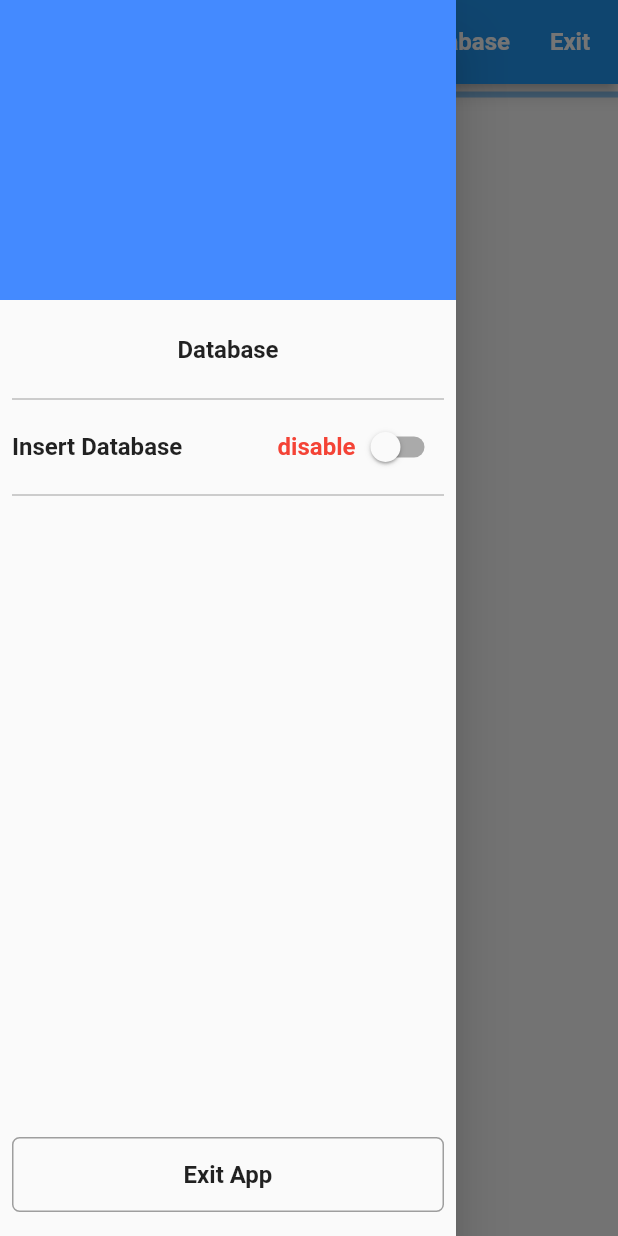
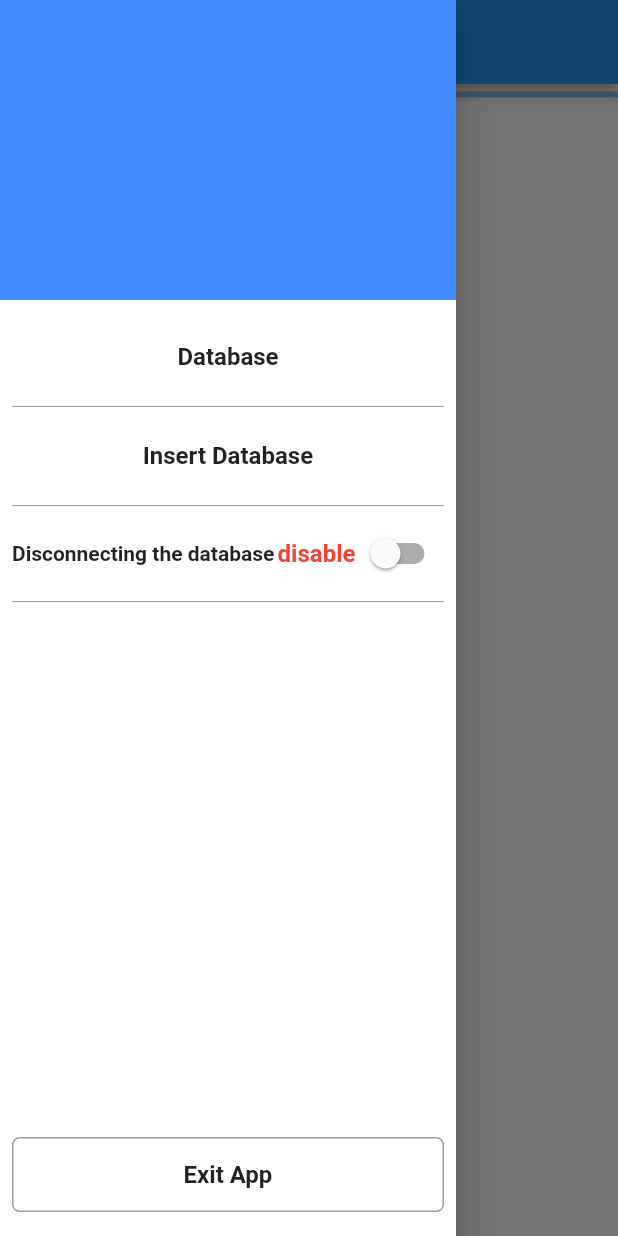
Before and after one commit to Mahmoudnabil98/Sms_app, a Flutter app: the screen it shows after launch, with the side drawer open, on a phone screen of 412 x 824 dp. Run offline on Flutter 3.47's test engine with Material 2 defaults, Android fonts, the light colour scheme and no system bars; our stand-ins replace flutter_styled_toast, get, get_storage, permission_handler, sqflite; missing offline and left inert: mysql1, sms_advanced; accounts and stored records are empty.

Commit message:
update controller and view

```diff
--- a/lib/main.dart
+++ b/lib/main.dart
@@ -1,8 +1,11 @@
 import 'package:flutter/material.dart';
 import 'package:flutter_sms_app/view/home_view.dart';
 import 'package:get/get.dart';
+import 'package:get_storage/get_storage.dart';
 
-void main() {
+void main() async {
+  await GetStorage.init();
+
   runApp(const MyApp());
 }
 
--- a/lib/view/home_view.dart
+++ b/lib/view/home_view.dart
@@ -1,10 +1,10 @@
 import 'dart:developer';
-import 'dart:io';
+
 import 'package:flutter/material.dart';
 import 'package:flutter_sms_app/control/sms_controller.dart';
-import 'package:flutter_sms_app/view/database_view.dart';
 import 'package:flutter_sms_app/widget/drawer.dart';
 import 'package:get/get.dart';
+import 'package:permission_handler/permission_handler.dart';
 
 class HomeView extends StatelessWidget {
   SmSController controller = Get.put(SmSController());
@@ -15,56 +15,45 @@ class HomeView extends StatelessWidget {
       drawer: CustomDrawer(),
       appBar: AppBar(
         title: const Text('Inbox Sms'),
-        actions: [
-          Obx(() {
-            return Row(
+      ),
+      body: GetBuilder<SmSController>(
+          init: SmSController(),
+          initState: (state) {
+            controller.getInboxSms();
+          },
+          builder: (control) {
+            return controller.isLoading.value == true
+                ? Container(
+                    margin: const EdgeInsets.symmetric(vertical: 5),
+                    child: const LinearProgressIndicator())
+                : controller.permissionStatus.isDenied == true
+                    ? Center(
+                        child: Column(
+                          mainAxisAlignment: MainAxisAlignment.center,
                           children: [
-                Text(
-                  controller.switchVlaue.value == false ? 'disable' : 'enabile',
-                  style: const TextStyle(
-                      color: Colors.white,
-                      fontSize: 16,
+                            const Text(
+                              "You must grant access to a message box",
+                              style: TextStyle(
+                                  color: Colors.redAccent,
+                                  fontSize: 18,
                                   fontWeight: FontWeight.bold),
                             ),
-                Switch(
-                    activeColor: Colors.white,
-                    hoverColor: Colors.white,
-                    value: controller.switchVlaue.value,
-                    onChanged: (newValue) {
-                      controller.toggle();
-                    }),
-              ],
-            );
-          }),
-          TextButton(
-              onPressed: () {
-                Get.to(() => DatabaseVew(
-                      title: 'Database',
-                    ));
+                            ElevatedButton(
+                                onPressed: () async {
+                                  // await Permission.sms.request().then((value) {
+                                  //   controller.getInboxSms();
+                                  // }).catchError((onError) {
+                                  //   log("Error");
+                                  // });
+                                  //
                                 },
                                 child: const Text(
-                'Database',
-                style: TextStyle(
-                    color: Colors.white,
-                    fontSize: 16,
-                    fontWeight: FontWeight.bold),
-              )),
-          TextButton(
-              onPressed: () => exit(0),
-              child: const Text(
-                'Exit',
-                style: TextStyle(
-                    color: Colors.white,
-                    fontSize: 16,
-                    fontWeight: FontWeight.bold),
+                                  "refrech",
+                                  style: TextStyle(color: Colors.white),
                                 ))
                           ],
                         ),
-      body: Obx(() {
-        return controller.isLoading.value
-            ? Container(
-                margin: const EdgeInsets.symmetric(vertical: 5),
-                child: const LinearProgressIndicator())
+                      )
                     : ListView.separated(
                         separatorBuilder: (context, index) => const Divider(
                               color: Colors.black,
@@ -78,25 +67,35 @@ class HomeView extends StatelessWidget {
                                 showDialog(
                                     context: context,
                                     builder: (_) => AlertDialog(
-                                  title: Text(controller.messages[index].address
+                                          title: Text(controller
+                                              .messages[index].address
                                               .toString()),
-                                  content: Text(controller.messages[index].body
+                                          content: Text(controller
+                                              .messages[index].body
                                               .toString()),
                                         ));
                               },
                               child: ListTile(
                                 leading: const Icon(
                                   Icons.markunread,
-                          color: Colors.pink,
+                                  color: Colors.blueAccent,
                                 ),
-                        title:
-                            Text(controller.messages[index].address.toString()),
+                                title: Text(controller.messages[index].address
+                                    .toString()),
                                 subtitle: Text(
-                          controller.messages[index].isRead.toString() == 'true'
+                                  controller.messages[index].isRead
+                                              .toString() ==
+                                          'true'
                                       ? 'Read Message'
                                       : 'Unread Message',
                                   maxLines: 2,
-                          style: const TextStyle(),
+                                  style: TextStyle(
+                                    color: controller.messages[index].isRead
+                                                .toString() ==
+                                            'false'
+                                        ? Colors.redAccent
+                                        : Colors.green,
+                                  ),
                                 ),
                               ),
                             ),
--- a/lib/widget/drawer.dart
+++ b/lib/widget/drawer.dart
@@ -1,8 +1,10 @@
+import 'dart:developer';
 import 'dart:io';
 
 import 'package:flutter/material.dart';
 import 'package:flutter_sms_app/control/sms_controller.dart';
 import 'package:flutter_sms_app/view/database_view.dart';
+import 'package:flutter_styled_toast/flutter_styled_toast.dart';
 import 'package:get/get.dart';
 
 class CustomDrawer extends StatelessWidget {
@@ -10,7 +12,9 @@ class CustomDrawer extends StatelessWidget {
   @override
   Widget build(BuildContext context) {
     return Drawer(
-      child: Container(
+      semanticLabel: 'Setting',
+      backgroundColor: Colors.white,
+      elevation: 10,
       child: Column(
         children: [
           Container(
@@ -18,15 +22,24 @@ class CustomDrawer extends StatelessWidget {
             width: MediaQuery.of(context).size.width,
             decoration: const BoxDecoration(color: Colors.blueAccent),
           ),
+          const SizedBox(
+            height: 5,
+          ),
+          // ignore: unrelated_type_equality_checks
+          Obx(() => controller.isloadingSetData == true
+              ? LinearProgressIndicator()
+              : SizedBox()),
           Padding(
             padding: const EdgeInsets.all(8.0),
             child: Column(
               children: [
                 GestureDetector(
                   onTap: () {
-                      Get.to(() => DatabaseVew(
+                    Get.to(
+                        () => DatabaseVew(
                               title: 'Database',
-                          ));
+                            ),
+                        transition: Transition.zoom);
                   },
                   child: Container(
                     alignment: Alignment.center,
@@ -44,15 +57,51 @@ class CustomDrawer extends StatelessWidget {
                 Divider(
                   color: Colors.grey.shade500,
                 ),
-                  Obx(() {
-                    return Row(children: [
-                      const Expanded(
-                        flex: 3,
-                        child: Text(
+                GestureDetector(
+                  onTap: () {
+                    if (controller.switchVlaue.value == true) {
+                      log("${controller.switchVlaue.value}");
+                      showToast(
+                        'Offline in the database',
+                        context: context,
+                        animation: StyledToastAnimation.scale,
+                        reverseAnimation: StyledToastAnimation.fade,
+                        position: StyledToastPosition.center,
+                        animDuration: const Duration(seconds: 1),
+                        duration: const Duration(seconds: 4),
+                        curve: Curves.elasticOut,
+                        backgroundColor: Colors.redAccent,
+                        reverseCurve: Curves.linear,
+                      );
+                    } else {
+                      controller.setmySQLData(context);
+                    }
+                  },
+                  child: Container(
+                    alignment: Alignment.center,
+                    height: 50,
+                    width: MediaQuery.of(context).size.width,
+                    child: const Text(
                       'Insert Database',
                       style: TextStyle(
                           color: Colors.black87,
                           fontSize: 16,
+                          fontWeight: FontWeight.bold),
+                    ),
+                  ),
+                ),
+                Divider(
+                  color: Colors.grey.shade500,
+                ),
+                Obx(() {
+                  return Row(children: [
+                    const Expanded(
+                      flex: 4,
+                      child: Text(
+                        'Disconnecting the database',
+                        style: TextStyle(
+                            color: Colors.black87,
+                            fontSize: 14,
                             fontWeight: FontWeight.bold),
                       ),
                     ),
@@ -70,11 +119,9 @@ class CustomDrawer extends StatelessWidget {
                               fontWeight: FontWeight.bold),
                         ),
                         Switch(
-                              activeColor: Colors.white,
-                              hoverColor: Colors.white,
                             value: controller.switchVlaue.value,
                             onChanged: (newValue) {
-                                controller.toggle();
+                              controller.connectDatabase();
                             }),
                       ],
                     )
@@ -115,7 +162,6 @@ class CustomDrawer extends StatelessWidget {
           )
         ],
       ),
-      ),
     );
   }
 }
--- a/pubspec.yaml
+++ b/pubspec.yaml
@@ -40,6 +40,7 @@ dependencies:
   mysql1: ^0.19.2
   get_storage: ^2.0.3
   permission_handler: ^9.2.0
+  flutter_styled_toast: ^2.0.0
 
 
 
```
Also changed, not shown: lib/control/sms_controller.dart (+47 -17 lines), lib/view/database_view.dart (+16 -7 lines), pubspec.lock, 2 other files. Lines whose indentation alone changed are shown as unchanged.
